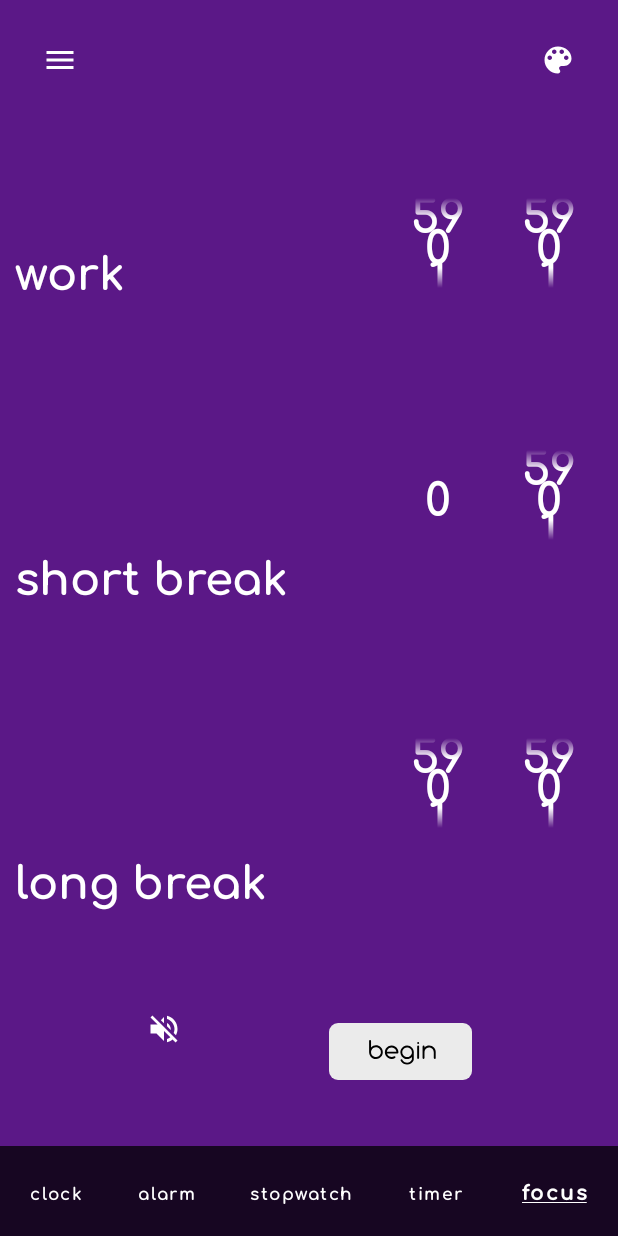
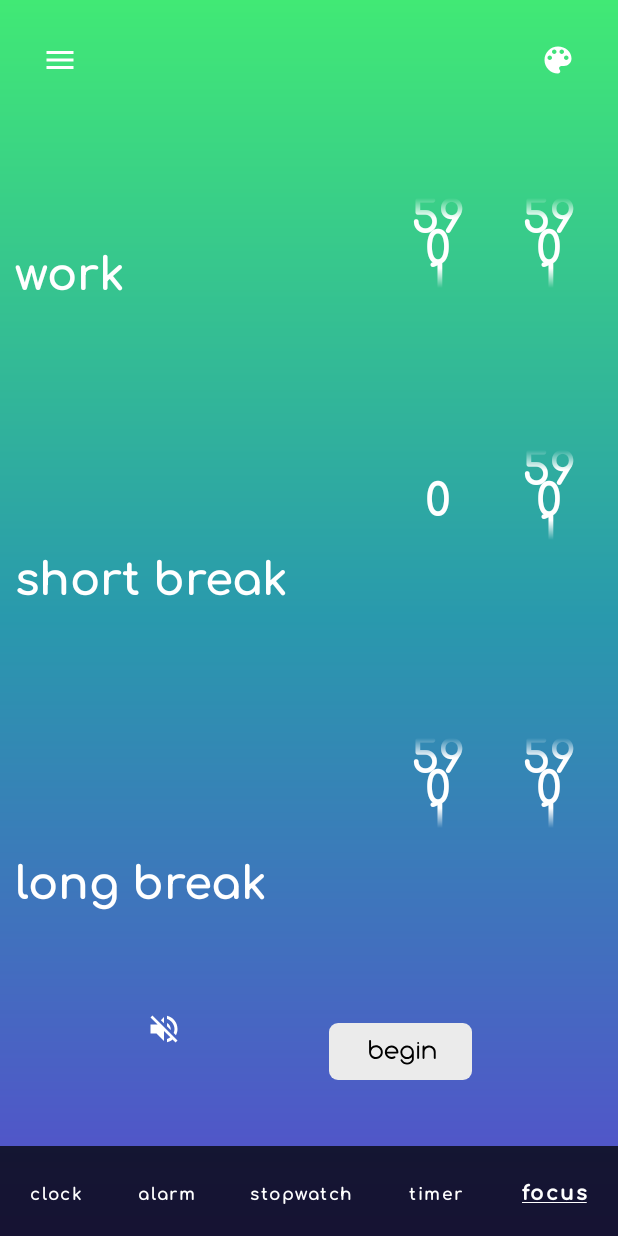
Before and after one commit to RjeEnn/droidsy-droids-clock, an Android app: the FocusActivity screen opened directly, with no data from a screen before it, on a phone screen of 412 x 824 dp. Run offline under Robolectric (Android 15) with nearby library versions, the phone set to English and light mode, and no system bars.

Commit message:
Added 3-tone gradient

```diff
--- /dev/null
+++ b/app/src/main/res/drawable/gradient.xml
@@ -0,0 +1,12 @@
+<?xml version="1.0" encoding="utf-8"?>
+<shape xmlns:android="http://schemas.android.com/apk/res/android">
+
+    <gradient
+        android:type="linear"
+        android:angle="90"
+        android:startColor="#574BCD"
+        android:centerColor="#2999AD"
+        android:endColor="#41E975"
+    />
+
+</shape>
--- a/app/src/main/res/layout/activity_alarm.xml
+++ b/app/src/main/res/layout/activity_alarm.xml
@@ -346,7 +346,7 @@
             <androidx.constraintlayout.widget.ConstraintLayout
                 android:id="@+id/alarm5"
                 android:layout_width="280dp"
-                android:layout_height="100dp"
+                android:layout_height="84dp"
                 android:layout_gravity="center"
                 android:layout_marginTop="20dp"
                 android:background="@drawable/rectangle_1"
--- a/app/src/main/res/layout/activity_focus.xml
+++ b/app/src/main/res/layout/activity_focus.xml
@@ -4,7 +4,7 @@
     xmlns:tools="http://schemas.android.com/tools"
     android:layout_width="match_parent"
     android:layout_height="match_parent"
-    android:background="#5B1887"
+    android:background="@drawable/gradient"
     tools:context=".FocusActivity">
 
     <NumberPicker
```
